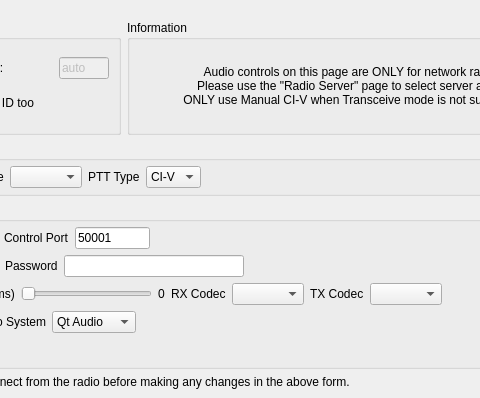
This is settingswidget.ui in adecarolis/wfweb as Qt 5 draws it before an edit; both pictures show x 501 to 981 and y 0 to 398 of the 1100 by 606 pixel window. The edited form follows.
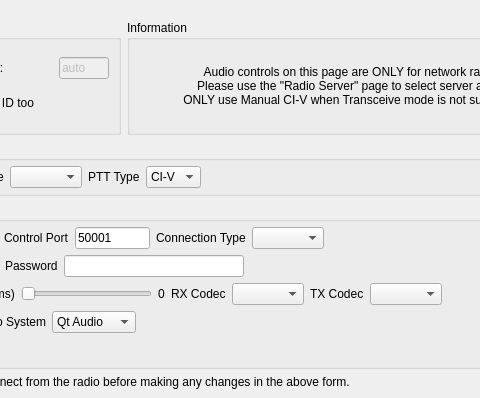
This is the edited form. The open tabs and pages were chosen to show the change. Custom widgets are drawn as their Qt base class.

```diff
--- a/settingswidget.ui
+++ b/settingswidget.ui
@@ -388,6 +388,16 @@
                   </property>
                  </widget>
                 </item>
+                <item>
+                 <widget class="QLabel" name="label_21">
+                  <property name="text">
+                   <string>Connection Type</string>
+                  </property>
+                 </widget>
+                </item>
+                <item>
+                 <widget class="QComboBox" name="networkConnectionTypeCombo"/>
+                </item>
                 <item>
                  <spacer name="horizontalSpacer_6">
                   <property name="orientation">
```
Left out of the diff: 6 changed lines with no effect on the pictures.
